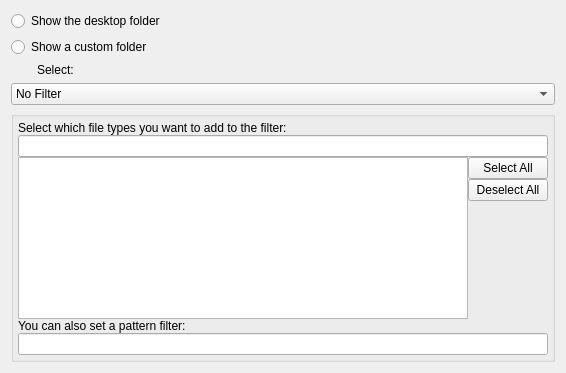
Old version of the form plasma/applets/folderview/folderviewConfig.ui in the repository KDE/kde-baseapps.
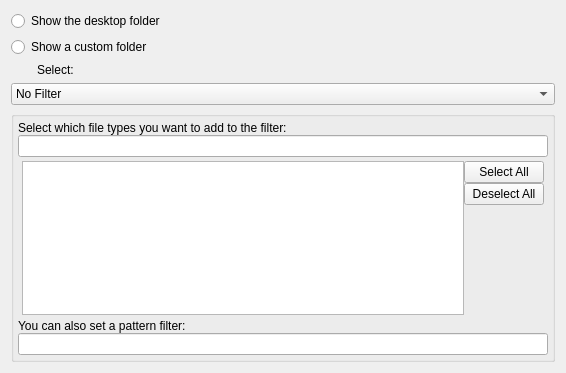
New version of the form. Custom widgets are drawn as their Qt base class.

Commit message: Layout fix spacing, and better filtering for mimetypes

What changed in the file:
```diff
--- a/plasma/applets/folderview/folderviewConfig.ui
+++ b/plasma/applets/folderview/folderviewConfig.ui
@@ -94,6 +94,9 @@
         </item>
         <item row="3" column="0" >
          <layout class="QHBoxLayout" name="horizontalLayout" >
+          <property name="margin" >
+           <number>4</number>
+          </property>
           <item>
            <widget class="QListView" name="filterFilesList" >
             <property name="sizePolicy" >
```
The commit also changes 1 other file.
